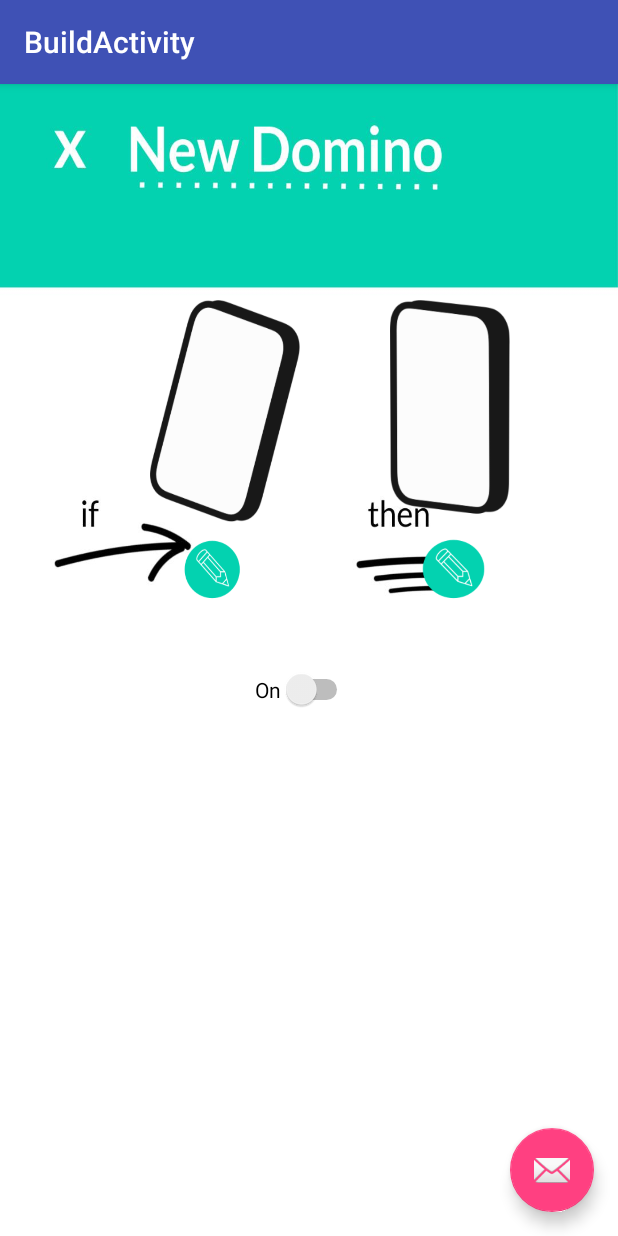
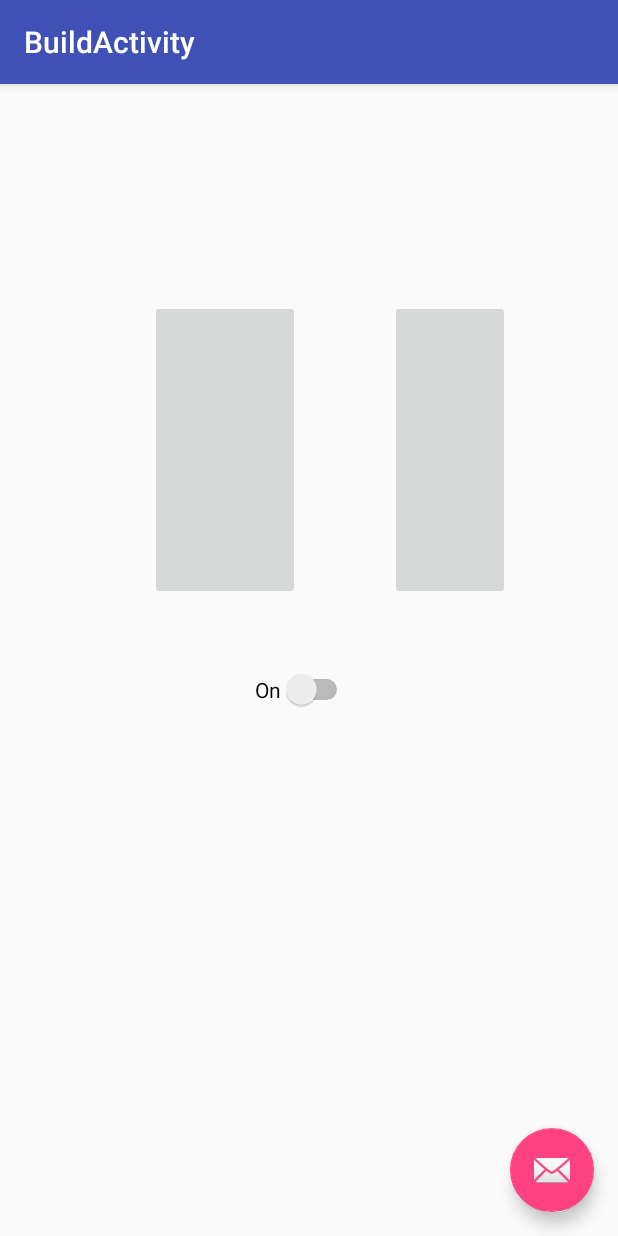
Before and after one commit to aashnashroff/domino, an Android app: the BuildActivity screen opened directly, with no data from a screen before it, on a phone screen of 412 x 824 dp. Run offline under Robolectric (Android 15) with nearby library versions, the phone set to English and light mode, and no system bars; Roboto replaces fonts that are not available here.

Commit message:
Works on phone

```diff
--- a/app/src/main/java/com/aashnashroff/domino/BuildActivity.java
+++ b/app/src/main/java/com/aashnashroff/domino/BuildActivity.java
@@ -12,6 +12,7 @@ import android.support.design.widget.FloatingActionButton;
 import android.support.design.widget.Snackbar;
 import android.support.v7.app.AppCompatActivity;
 import android.support.v7.widget.Toolbar;
+import android.util.Log;
 import android.view.View;
 import android.widget.CompoundButton;
 import android.widget.Switch;
@@ -55,7 +56,7 @@ public class BuildActivity extends AppCompatActivity {
 
         //FIXME?
         IntentFilter filter = new IntentFilter();
-        filter.addAction("action");
+        filter.addAction("done");
         registerReceiver(new LightSensorReceiver(), filter);
     }
 
@@ -73,15 +74,20 @@ public class BuildActivity extends AppCompatActivity {
             Chain chain = (Chain) intent.getSerializableExtra("chain");
             InputTile fulfilledCondition = (InputTile) intent.getSerializableExtra("condition");
             InputTile nextCondition = chain.receivedSensorSignal(fulfilledCondition);
+            Log.d("STATE", "Received sensor signal");
             if (nextCondition != null) {
                 sendCondition(chain, nextCondition);
             } else {
+                Log.d("STATE", "Executing outputs");
                 ArrayList<OutputTile> outputs = chain.getOutputs();
                 for (OutputTile output : outputs) {
                     output.onTrigger(getBaseContext());
                 }
                 if (chain.checkFinished()) {
-                    unbindService(lightConnection);
+                    if (mBound) {
+                        unbindService(lightConnection);
+                        mBound = false;
+                    }
                 } else {
                     nextCondition = chain.startNextCE();
                     sendCondition(chain, nextCondition);
--- a/app/src/main/java/com/aashnashroff/domino/CauseEffect.java
+++ b/app/src/main/java/com/aashnashroff/domino/CauseEffect.java
@@ -1,17 +1,29 @@
 package com.aashnashroff.domino;
 
 import android.content.Context;
+import android.hardware.Sensor;
 
+import java.io.Serializable;
 import java.util.ArrayList;
 
-public class CauseEffect {
+public class CauseEffect implements Serializable {
 
     ArrayList<InputTile> inputs;
     ArrayList<OutputTile> outputs;
 
     public CauseEffect() {
+        inputs = new ArrayList<>();
+        outputs = new ArrayList<>();
+
         InputTile firstInput = new InputTile();
+        //TESTING
+        firstInput.updateChosenVal("20");
+        firstInput.updateOperand("<");
+        firstInput.updateSensor(Sensor.TYPE_LIGHT);
+
+        inputs.add(firstInput);
         OutputTile firstOutput = new OutputTile();
+        outputs.add(firstOutput);
     }
 
     /**
--- a/app/src/main/java/com/aashnashroff/domino/LightSensorService.java
+++ b/app/src/main/java/com/aashnashroff/domino/LightSensorService.java
@@ -11,6 +11,7 @@ import android.hardware.SensorManager;
 import android.os.Binder;
 import android.os.IBinder;
 import android.support.annotation.Nullable;
+import android.util.Log;
 
 import java.util.HashMap;
 
@@ -71,6 +72,7 @@ public class LightSensorService extends Service implements SensorEventListener {
                 done.putExtra("chain", conditions.get(condition));
                 done.putExtra("condition", condition);
                 sendBroadcast(done);
+                Log.d("STATE", Float.toString(currSensorValue));
             }
         }
     }
--- a/app/src/main/res/layout/content_build.xml
+++ b/app/src/main/res/layout/content_build.xml
@@ -4,7 +4,6 @@
     xmlns:tools="http://schemas.android.com/tools"
     android:layout_width="match_parent"
     android:layout_height="match_parent"
-    android:background="@drawable/build_background"
     tools:context=".BuildActivity">
 
     <ImageButton
@@ -13,7 +12,6 @@
         android:layout_height="200dp"
         android:layout_marginLeft="100dp"
         android:layout_marginTop="200dp"
-        android:background="@drawable/intile"
         android:onClick="openInTilePage"
         android:padding="@android:dimen/notification_large_icon_width"
         android:paddingLeft="@android:dimen/app_icon_size" />
@@ -24,7 +22,6 @@
         android:layout_height="200dp"
         android:layout_marginLeft="260dp"
         android:layout_marginTop="200dp"
-        android:background="@drawable/outtile"
         android:onClick="openOutTilePage" />
 
 
```
Also changed, not shown: app/src/main/java/com/aashnashroff/domino/Chain.java (+8 -2 lines).
